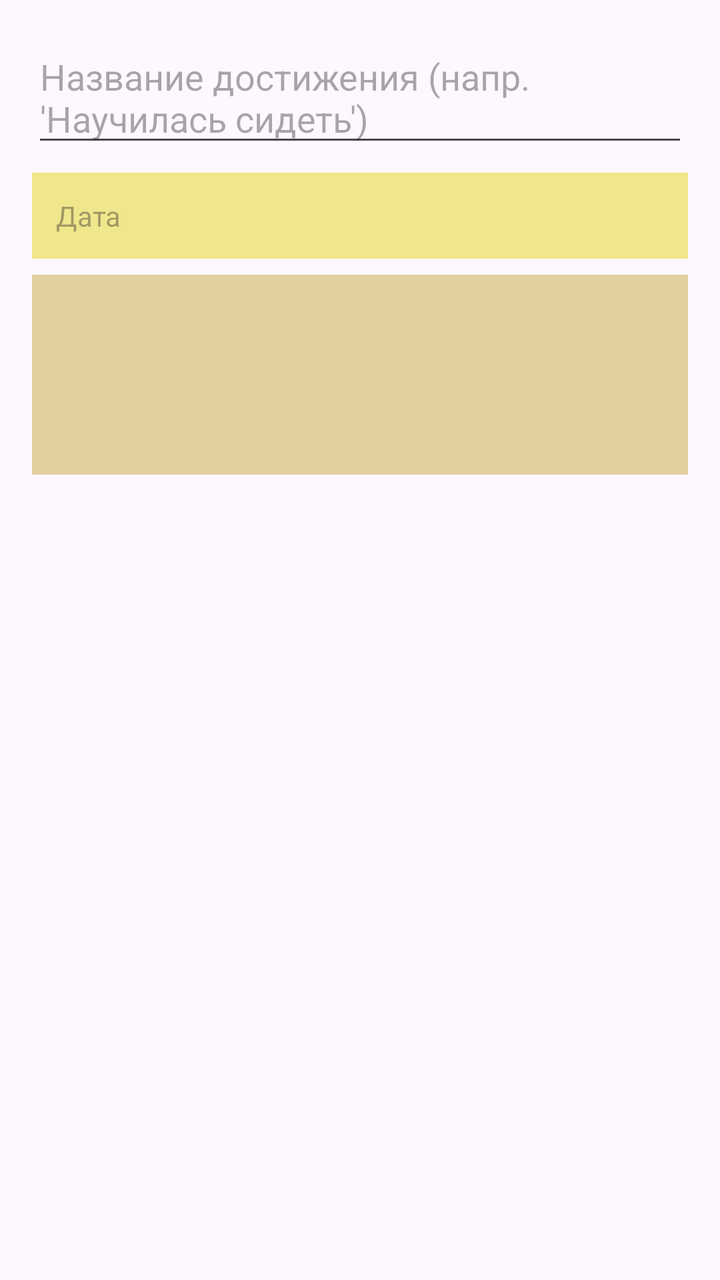
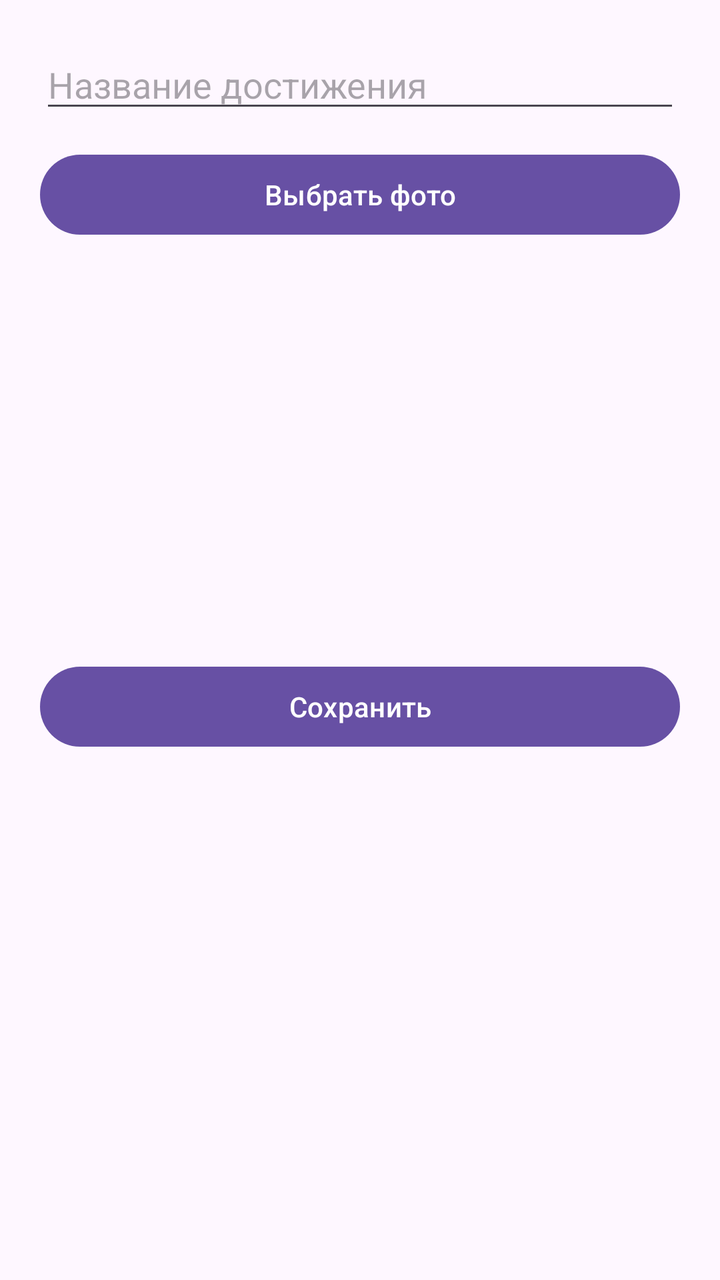

Two renders of the same Android screen: before a commit and after it. Below are the layout's source before the change and the commit's diff.
<!-- AndroidManifest.xml: application theme Theme.MyPet -->
<!-- res/layout/dialog_achievement.xml -->
<?xml version="1.0" encoding="utf-8"?>
<LinearLayout xmlns:android="http://schemas.android.com/apk/res/android"
    android:layout_width="match_parent"
    android:layout_height="wrap_content"
    android:orientation="vertical"
    android:padding="16dp">

    <EditText
        android:id="@+id/etTitle"
        android:layout_width="match_parent"
        android:layout_height="wrap_content"
        android:hint="Название достижения (напр. 'Научилась сидеть')" />

    <TextView
        android:id="@+id/tvDate"
        android:layout_width="match_parent"
        android:layout_height="wrap_content"
        android:hint="Дата"
        android:padding="12dp"
        android:background="#F0E68C"
        android:layout_marginTop="8dp" />

    <ImageView
        android:id="@+id/ivPhotoPreview"
        android:layout_width="match_parent"
        android:layout_height="100dp"
        android:scaleType="centerCrop"
        android:background="#E0D0A0"
        android:layout_marginTop="8dp"
        android:contentDescription="Фото" />

</LinearLayout>
<!-- resources referenced by this layout -->
<resources>
  <style name="Theme.MyPet" parent="Base.Theme.MyPet" />
  <style name="Base.Theme.MyPet" parent="Theme.Material3.DayNight.NoActionBar">
          
          
      </style>
</resources>

<!-- the commit's change to res/layout/dialog_achievement.xml (unified diff, before → after) -->
@@ -1,32 +1,36 @@
 <?xml version="1.0" encoding="utf-8"?>
-<LinearLayout xmlns:android="http://schemas.android.com/apk/res/android"
+<LinearLayout
+    xmlns:android="http://schemas.android.com/apk/res/android"
     android:layout_width="match_parent"
     android:layout_height="wrap_content"
     android:orientation="vertical"
-    android:padding="16dp">
+    android:padding="20dp">
 
     <EditText
         android:id="@+id/etTitle"
         android:layout_width="match_parent"
         android:layout_height="wrap_content"
-        android:hint="Название достижения (напр. 'Научилась сидеть')" />
+        android:hint="Название достижения"/>
 
-    <TextView
-        android:id="@+id/tvDate"
+    <Button
+        android:id="@+id/btnPickImage"
         android:layout_width="match_parent"
         android:layout_height="wrap_content"
-        android:hint="Дата"
-        android:padding="12dp"
-        android:background="#F0E68C"
-        android:layout_marginTop="8dp" />
+        android:text="Выбрать фото"
+        android:layout_marginTop="12dp"/>
 
     <ImageView
-        android:id="@+id/ivPhotoPreview"
+        android:id="@+id/ivPreview"
         android:layout_width="match_parent"
-        android:layout_height="100dp"
-        android:scaleType="centerCrop"
-        android:background="#E0D0A0"
-        android:layout_marginTop="8dp"
-        android:contentDescription="Фото" />
+        android:layout_height="180dp"
+        android:layout_marginTop="12dp"
+        android:scaleType="centerCrop"/>
+
+    <Button
+        android:id="@+id/btnSave"
+        android:layout_width="match_parent"
+        android:layout_height="wrap_content"
+        android:text="Сохранить"
+        android:layout_marginTop="16dp"/>
 
 </LinearLayout>
